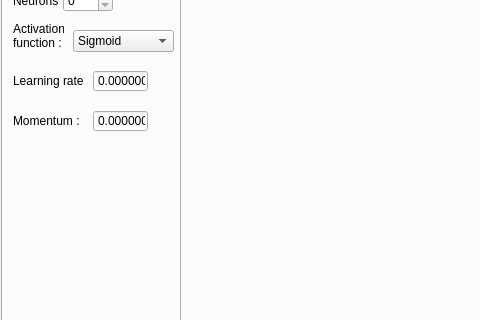
Qt form Example/GUI/mainwindow.ui (MatthieuHernandez/NeuralNetworkTest) before a commit; both pictures show x 0 to 480 and y 87 to 407 of the 850 by 500 pixel window.
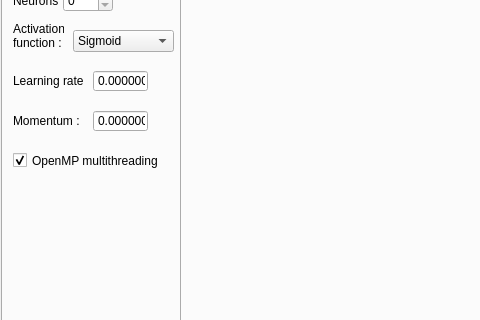
The same form after that commit. The open tabs and pages were chosen to show the change. Icons and pictures are not drawn. Custom widgets are drawn as their Qt base class.

```diff
--- a/Example/GUI/mainwindow.ui
+++ b/Example/GUI/mainwindow.ui
@@ -913,6 +913,31 @@
        <double>100.000000000000000</double>
       </property>
      </widget>
+     <widget class="QCheckBox" name="checkBoxOpenMP">
+      <property name="geometry">
+       <rect>
+        <x>10</x>
+        <y>210</y>
+        <width>161</width>
+        <height>21</height>
+       </rect>
+      </property>
+      <property name="font">
+       <font>
+        <strikeout>false</strikeout>
+        <kerning>true</kerning>
+       </font>
+      </property>
+      <property name="text">
+       <string>OpenMP multithreading</string>
+      </property>
+      <property name="checked">
+       <bool>true</bool>
+      </property>
+      <property name="tristate">
+       <bool>false</bool>
+      </property>
+     </widget>
     </widget>
    </widget>
   </widget>
```
